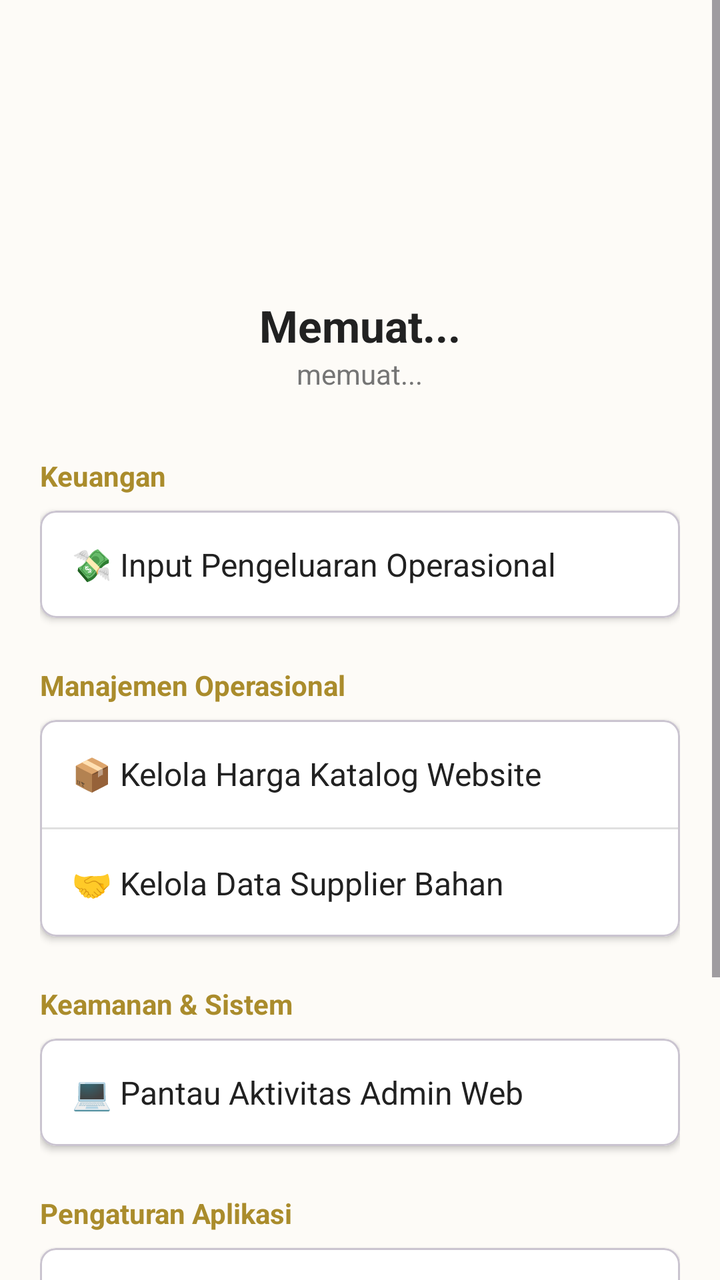
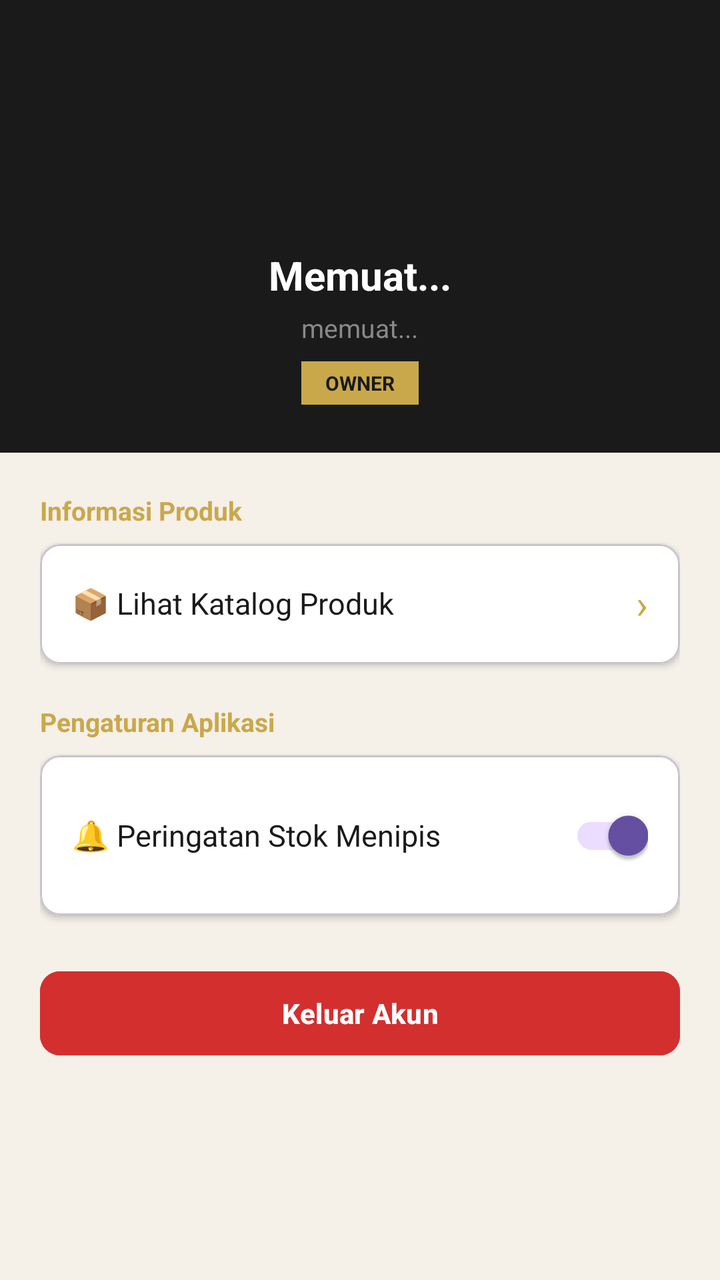

Before-and-after screenshots of an Android layout around one commit, followed by the original layout XML and the change that was made.
<!-- AndroidManifest.xml: application theme Theme.VybrasiApp -->
<!-- res/layout/fragment_profile.xml -->
<?xml version="1.0" encoding="utf-8"?>
<ScrollView xmlns:android="http://schemas.android.com/apk/res/android"
    xmlns:app="http://schemas.android.com/apk/res-auto"
    android:layout_width="match_parent"
    android:layout_height="match_parent"
    android:background="@color/cream_background">

    <LinearLayout
        android:layout_width="match_parent"
        android:layout_height="wrap_content"
        android:orientation="vertical"
        android:padding="20dp"
        android:gravity="center_horizontal">

        <ImageView
            android:id="@+id/ivProfile"
            android:layout_width="100dp"
            android:layout_height="100dp"
            android:layout_marginTop="16dp"
            android:src="@mipmap/ic_launcher_round"/>

        <TextView
            android:id="@+id/tvProfileName"
            android:layout_width="wrap_content"
            android:layout_height="wrap_content"
            android:text="Memuat..."
            android:textSize="22sp"
            android:textStyle="bold"
            android:textColor="@color/text_primary"
            android:layout_marginTop="12dp"/>

        <TextView
            android:id="@+id/tvProfileEmail"
            android:layout_width="wrap_content"
            android:layout_height="wrap_content"
            android:text="memuat..."
            android:textSize="14sp"
            android:textColor="@color/text_secondary"
            android:layout_marginBottom="32dp"/>

        <TextView
            android:layout_width="match_parent"
            android:layout_height="wrap_content"
            android:text="Keuangan"
            android:textStyle="bold"
            android:textColor="@color/gold_dark"
            android:layout_marginBottom="8dp"/>

        <com.google.android.material.card.MaterialCardView
            android:id="@+id/menuPengeluaran"
            android:layout_width="match_parent"
            android:layout_height="wrap_content"
            android:layout_marginBottom="24dp"
            app:cardBackgroundColor="@color/white_card"
            app:cardCornerRadius="8dp"
            app:cardElevation="2dp">
            <TextView
                android:layout_width="match_parent"
                android:layout_height="wrap_content"
                android:padding="16dp"
                android:text="💸 Input Pengeluaran Operasional"
                android:textColor="@color/text_primary"
                android:textSize="16sp"/>
        </com.google.android.material.card.MaterialCardView>

        <TextView
            android:layout_width="match_parent"
            android:layout_height="wrap_content"
            android:text="Manajemen Operasional"
            android:textStyle="bold"
            android:textColor="@color/gold_dark"
            android:layout_marginBottom="8dp"/>

        <com.google.android.material.card.MaterialCardView
            android:layout_width="match_parent"
            android:layout_height="wrap_content"
            android:layout_marginBottom="24dp"
            app:cardBackgroundColor="@color/white_card"
            app:cardCornerRadius="8dp"
            app:cardElevation="2dp">

            <LinearLayout
                android:layout_width="match_parent"
                android:layout_height="wrap_content"
                android:orientation="vertical">

                <TextView
                    android:id="@+id/menuKatalog"
                    android:layout_width="match_parent"
                    android:layout_height="wrap_content"
                    android:padding="16dp"
                    android:text="📦 Kelola Harga Katalog Website"
                    android:textColor="@color/text_primary"
                    android:textSize="16sp"/>

                <View android:layout_width="match_parent" android:layout_height="1dp" android:background="#E0E0E0"/>

                <TextView
                    android:id="@+id/menuSupplier"
                    android:layout_width="match_parent"
                    android:layout_height="wrap_content"
                    android:padding="16dp"
                    android:text="🤝 Kelola Data Supplier Bahan"
                    android:textColor="@color/text_primary"
                    android:textSize="16sp"/>
            </LinearLayout>
        </com.google.android.material.card.MaterialCardView>

        <TextView
            android:layout_width="match_parent"
            android:layout_height="wrap_content"
            android:text="Keamanan &amp; Sistem"
            android:textStyle="bold"
            android:textColor="@color/gold_dark"
            android:layout_marginBottom="8dp"/>

        <com.google.android.material.card.MaterialCardView
            android:layout_width="match_parent"
            android:layout_height="wrap_content"
            android:layout_marginBottom="24dp"
            app:cardBackgroundColor="@color/white_card"
            app:cardCornerRadius="8dp"
            app:cardElevation="2dp">
            <TextView
                android:id="@+id/menuLogAdmin"
                android:layout_width="match_parent"
                android:layout_height="wrap_content"
                android:padding="16dp"
                android:text="💻 Pantau Aktivitas Admin Web"
                android:textColor="@color/text_primary"
                android:textSize="16sp"/>
        </com.google.android.material.card.MaterialCardView>

        <TextView
            android:layout_width="match_parent"
            android:layout_height="wrap_content"
            android:text="Pengaturan Aplikasi"
            android:textStyle="bold"
            android:textColor="@color/gold_dark"
            android:layout_marginBottom="8dp"/>

        <com.google.android.material.card.MaterialCardView
            android:layout_width="match_parent"
            android:layout_height="wrap_content"
            android:layout_marginBottom="32dp"
            app:cardBackgroundColor="@color/white_card"
            app:cardCornerRadius="8dp"
            app:cardElevation="2dp">

            <LinearLayout
                android:layout_width="match_parent"
                android:layout_height="wrap_content"
                android:orientation="horizontal"
                android:padding="16dp">

                <TextView
                    android:layout_width="0dp"
                    android:layout_height="wrap_content"
                    android:layout_weight="1"
                    android:text="🔔 Peringatan Stok Menipis"
                    android:textColor="@color/text_primary"
                    android:textSize="16sp"/>

                <com.google.android.material.switchmaterial.SwitchMaterial
                    android:id="@+id/switchNotif"
                    android:layout_width="wrap_content"
                    android:layout_height="wrap_content"
                    android:checked="true"/>
            </LinearLayout>
        </com.google.android.material.card.MaterialCardView>

        <Button
            android:id="@+id/btnLogout"
            android:layout_width="match_parent"
            android:layout_height="50dp"
            android:layout_marginBottom="32dp"
            android:text="Keluar Akun"
            android:backgroundTint="#D32F2F"
            android:textColor="@android:color/white"
            android:textStyle="bold"/>

    </LinearLayout>
</ScrollView>
<!-- resources referenced by this layout -->
<resources>
  <color name="cream_background">#FDFBF7</color>
  <color name="gold_dark">#AA8C2C</color>
  <color name="text_primary">#212121</color>
  <color name="text_secondary">#757575</color>
  <color name="white_card">#FFFFFF</color>
  <!-- mipmap ic_launcher_round (mipmap-anydpi-v26) -->
  <?xml version="1.0" encoding="utf-8"?>
  <adaptive-icon xmlns:android="http://schemas.android.com/apk/res/android">
      <background android:drawable="@color/ic_launcher_background"/>
      <foreground android:drawable="@mipmap/ic_launcher_foreground"/>
      <monochrome android:drawable="@mipmap/ic_launcher_foreground"/>
  </adaptive-icon>
  <style name="Theme.VybrasiApp" parent="Base.Theme.VybrasiApp" />
  <color name="ic_launcher_background">#F1CC79</color>
  <style name="Base.Theme.VybrasiApp" parent="Theme.Material3.DayNight.NoActionBar">
      </style>
</resources>

<!-- the commit's change to res/layout/fragment_profile.xml (unified diff, before → after) -->
@@ -3,181 +3,166 @@
     xmlns:app="http://schemas.android.com/apk/res-auto"
     android:layout_width="match_parent"
     android:layout_height="match_parent"
-    android:background="@color/cream_background">
+    android:background="#F5F0E8">
 
     <LinearLayout
         android:layout_width="match_parent"
         android:layout_height="wrap_content"
-        android:orientation="vertical"
-        android:padding="20dp"
-        android:gravity="center_horizontal">
+        android:orientation="vertical">
 
-        <ImageView
-            android:id="@+id/ivProfile"
-            android:layout_width="100dp"
-            android:layout_height="100dp"
-            android:layout_marginTop="16dp"
-            android:src="@mipmap/ic_launcher_round"/>
-
-        <TextView
-            android:id="@+id/tvProfileName"
-            android:layout_width="wrap_content"
-            android:layout_height="wrap_content"
-            android:text="Memuat..."
-            android:textSize="22sp"
-            android:textStyle="bold"
-            android:textColor="@color/text_primary"
-            android:layout_marginTop="12dp"/>
-
-        <TextView
-            android:id="@+id/tvProfileEmail"
-            android:layout_width="wrap_content"
-            android:layout_height="wrap_content"
-            android:text="memuat..."
-            android:textSize="14sp"
-            android:textColor="@color/text_secondary"
-            android:layout_marginBottom="32dp"/>
-
-        <TextView
+        
+        <LinearLayout
             android:layout_width="match_parent"
             android:layout_height="wrap_content"
-            android:text="Keuangan"
-            android:textStyle="bold"
-            android:textColor="@color/gold_dark"
-            android:layout_marginBottom="8dp"/>
+            android:background="#1A1A1A"
+            android:padding="24dp"
+            android:gravity="center"
+            android:orientation="vertical">
 
-        <com.google.android.material.card.MaterialCardView
-            android:id="@+id/menuPengeluaran"
+            <ImageView
+                android:id="@+id/ivProfile"
+                android:layout_width="88dp"
+                android:layout_height="88dp"
+                android:src="@mipmap/ic_launcher_round"
+                android:layout_marginBottom="12dp"/>
+
+            <TextView
+                android:id="@+id/tvProfileName"
+                android:layout_width="wrap_content"
+                android:layout_height="wrap_content"
+                android:text="Memuat..."
+                android:textColor="#FFFFFF"
+                android:textSize="20sp"
+                android:textStyle="bold"/>
+
+            <TextView
+                android:id="@+id/tvProfileEmail"
+                android:layout_width="wrap_content"
+                android:layout_height="wrap_content"
+                android:text="memuat..."
+                android:textColor="#888888"
+                android:textSize="13sp"
+                android:layout_marginTop="4dp"/>
+
+            
+            <TextView
+                android:layout_width="wrap_content"
+                android:layout_height="wrap_content"
+                android:text="OWNER"
+                android:textColor="#1A1A1A"
+                android:textSize="10sp"
+                android:textStyle="bold"
+                android:background="#C9A84C"
+                android:paddingHorizontal="12dp"
+                android:paddingVertical="4dp"
+                android:layout_marginTop="8dp"/>
+        </LinearLayout>
+
+        
+        <LinearLayout
             android:layout_width="match_parent"
             android:layout_height="wrap_content"
-            android:layout_marginBottom="24dp"
-            app:cardBackgroundColor="@color/white_card"
-            app:cardCornerRadius="8dp"
-            app:cardElevation="2dp">
+            android:orientation="vertical"
+            android:padding="20dp">
+
+            
             <TextView
                 android:layout_width="match_parent"
                 android:layout_height="wrap_content"
-                android:padding="16dp"
-                android:text="💸 Input Pengeluaran Operasional"
-                android:textColor="@color/text_primary"
-                android:textSize="16sp"/>
-        </com.google.android.material.card.MaterialCardView>
+                android:text="Informasi Produk"
+                android:textStyle="bold"
+                android:textColor="#C9A84C"
+                android:textSize="13sp"
+                android:layout_marginBottom="8dp"/>
 
-        <TextView
-            android:layout_width="match_parent"
-            android:layout_height="wrap_content"
-            android:text="Manajemen Operasional"
-            android:textStyle="bold"
-            android:textColor="@color/gold_dark"
-            android:layout_marginBottom="8dp"/>
-
-        <com.google.android.material.card.MaterialCardView
-            android:layout_width="match_parent"
-            android:layout_height="wrap_content"
-            android:layout_marginBottom="24dp"
-            app:cardBackgroundColor="@color/white_card"
-            app:cardCornerRadius="8dp"
-            app:cardElevation="2dp">
-
-            <LinearLayout
+            <com.google.android.material.card.MaterialCardView
                 android:layout_width="match_parent"
                 android:layout_height="wrap_content"
-                android:orientation="vertical">
-
-                <TextView
-                    android:id="@+id/menuKatalog"
+                android:layout_marginBottom="20dp"
+                app:cardBackgroundColor="#FFFFFF"
+                app:cardCornerRadius="10dp"
+                app:cardElevation="2dp">
+                <LinearLayout
                     android:layout_width="match_parent"
                     android:layout_height="wrap_content"
-                    android:padding="16dp"
-                    android:text="📦 Kelola Harga Katalog Website"
-                    android:textColor="@color/text_primary"
-                    android:textSize="16sp"/>
+                    android:orientation="vertical">
 
-                <View android:layout_width="match_parent" android:layout_height="1dp" android:background="#E0E0E0"/>
+                    <LinearLayout
+                        android:id="@+id/menuKatalog"
+                        android:layout_width="match_parent"
+                        android:layout_height="wrap_content"
+                        android:orientation="horizontal"
+                        android:padding="16dp"
+                        android:gravity="center_vertical">
+                        <TextView
+                            android:layout_width="0dp"
+                            android:layout_height="wrap_content"
+                            android:layout_weight="1"
+                            android:text="📦 Lihat Katalog Produk"
+                            android:textColor="#1A1A1A"
+                            android:textSize="15sp"/>
+                        <TextView
+                            android:layout_width="wrap_content"
+                            android:layout_height="wrap_content"
+                            android:text="›"
+                            android:textColor="#C9A84C"
+                            android:textSize="20sp"/>
+                    </LinearLayout>
 
-                <TextView
-                    android:id="@+id/menuSupplier"
+                    <View android:layout_width="match_parent" android:layout_height="1dp" android:background="#F0F0F0"/>
+                </LinearLayout>
+            </com.google.android.material.card.MaterialCardView>
+
+            
+            <TextView
+                android:layout_width="match_parent"
+                android:layout_height="wrap_content"
+                android:text="Pengaturan Aplikasi"
+                android:textStyle="bold"
+                android:textColor="#C9A84C"
+                android:textSize="13sp"
+                android:layout_marginBottom="8dp"/>
+
+            <com.google.android.material.card.MaterialCardView
+                android:layout_width="match_parent"
+                android:layout_height="wrap_content"
+                android:layout_marginBottom="24dp"
+                app:cardBackgroundColor="#FFFFFF"
+                app:cardCornerRadius="10dp"
+                app:cardElevation="2dp">
+                <LinearLayout
                     android:layout_width="match_parent"
                     android:layout_height="wrap_content"
+                    android:orientation="horizontal"
                     android:padding="16dp"
-                    android:text="🤝 Kelola Data Supplier Bahan"
-                    android:textColor="@color/text_primary"
-                    android:textSize="16sp"/>
-            </LinearLayout>
-        </com.google.android.material.card.MaterialCardView>
+                    android:gravity="center_vertical">
+                    <TextView
+                        android:layout_width="0dp"
+                        android:layout_height="wrap_content"
+                        android:layout_weight="1"
+                        android:text="🔔 Peringatan Stok Menipis"
+                        android:textColor="#1A1A1A"
+                        android:textSize="15sp"/>
+                    <com.google.android.material.switchmaterial.SwitchMaterial
+                        android:id="@+id/switchNotif"
+                        android:layout_width="wrap_content"
+                        android:layout_height="wrap_content"
+                        android:checked="true"/>
+                </LinearLayout>
+            </com.google.android.material.card.MaterialCardView>
 
-        <TextView
-            android:layout_width="match_parent"
-            android:layout_height="wrap_content"
-            android:text="Keamanan &amp; Sistem"
-            android:textStyle="bold"
-            android:textColor="@color/gold_dark"
-            android:layout_marginBottom="8dp"/>
+            
+            <Button
+                android:id="@+id/btnLogout"
+                android:layout_width="match_parent"
+                android:layout_height="50dp"
+                android:layout_marginBottom="32dp"
+                android:text="Keluar Akun"
+                android:backgroundTint="#D32F2F"
+                android:textColor="@android:color/white"
+                android:textStyle="bold"
+                app:cornerRadius="10dp"/>
 
-        <com.google.android.material.card.MaterialCardView
-            android:layout_width="match_parent"
-            android:layout_height="wrap_content"
-            android:layout_marginBottom="24dp"
-            app:cardBackgroundColor="@color/white_card"
-            app:cardCornerRadius="8dp"
-            app:cardElevation="2dp">
-            <TextView
-                android:id="@+id/menuLogAdmin"
-                android:layout_width="match_parent"
-                android:layout_height="wrap_content"
-                android:padding="16dp"
-                android:text="💻 Pantau Aktivitas Admin Web"
-                android:textColor="@color/text_primary"
-                android:textSize="16sp"/>
-        </com.google.android.material.card.MaterialCardView>
-
-        <TextView
-            android:layout_width="match_parent"
-            android:layout_height="wrap_content"
-            android:text="Pengaturan Aplikasi"
-            android:textStyle="bold"
-            android:textColor="@color/gold_dark"
-            android:layout_marginBottom="8dp"/>
-
-        <com.google.android.material.card.MaterialCardView
-            android:layout_width="match_parent"
-            android:layout_height="wrap_content"
-            android:layout_marginBottom="32dp"
-            app:cardBackgroundColor="@color/white_card"
-            app:cardCornerRadius="8dp"
-            app:cardElevation="2dp">
-
-            <LinearLayout
-                android:layout_width="match_parent"
-                android:layout_height="wrap_content"
-                android:orientation="horizontal"
-                android:padding="16dp">
-
-                <TextView
-                    android:layout_width="0dp"
-                    android:layout_height="wrap_content"
-                    android:layout_weight="1"
-                    android:text="🔔 Peringatan Stok Menipis"
-                    android:textColor="@color/text_primary"
-                    android:textSize="16sp"/>
-
-                <com.google.android.material.switchmaterial.SwitchMaterial
-                    android:id="@+id/switchNotif"
-                    android:layout_width="wrap_content"
-                    android:layout_height="wrap_content"
-                    android:checked="true"/>
-            </LinearLayout>
-        </com.google.android.material.card.MaterialCardView>
-
-        <Button
-            android:id="@+id/btnLogout"
-            android:layout_width="match_parent"
-            android:layout_height="50dp"
-            android:layout_marginBottom="32dp"
-            android:text="Keluar Akun"
-            android:backgroundTint="#D32F2F"
-            android:textColor="@android:color/white"
-            android:textStyle="bold"/>
-
+        </LinearLayout>
     </LinearLayout>
 </ScrollView>
<!-- resource entries referenced after the edit -->
@@ -1,10 +1,5 @@
 <!-- resources referenced by this layout -->
 <resources>
-  <color name="cream_background">#FDFBF7</color>
-  <color name="gold_dark">#AA8C2C</color>
-  <color name="text_primary">#212121</color>
-  <color name="text_secondary">#757575</color>
-  <color name="white_card">#FFFFFF</color>
   <!-- mipmap ic_launcher_round (mipmap-anydpi-v26) -->
   <?xml version="1.0" encoding="utf-8"?>
   <adaptive-icon xmlns:android="http://schemas.android.com/apk/res/android">
